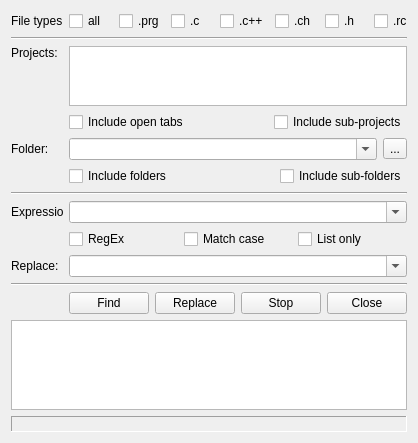
Above: harbour/contrib/hbide/findinfilesex.ui from harbour/core before the change. Below: the same form after it.
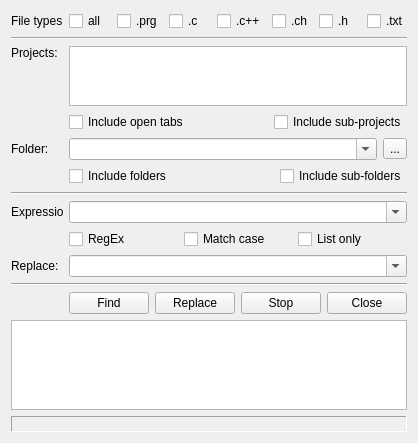
That is the form after the change.

Commit message:
2011-01-03 13:01 UTC-0800 Pritpal Bedi (bedipritpal@hotmail.com)   * contrib/hbide/findinfilesex.ui     ! .rc => .txt   * contrib/hbide/idefindreplace.prg     + Included: all text files defined per <Setup><Fonts><Text file extensions>       for "Find in Files" to be searched along other pre defined file types.       This is also valid for files included in projects per -3rd= option.
      First commit in year 2011 - Wish all Harbourians a Rewarding New Year.

```diff
--- a/harbour/contrib/hbide/findinfilesex.ui
+++ b/harbour/contrib/hbide/findinfilesex.ui
@@ -99,12 +99,12 @@
       <widget class="QCheckBox" name="checkRc">
        <property name="maximumSize">
         <size>
-         <width>33</width>
+         <width>40</width>
          <height>16777215</height>
         </size>
        </property>
        <property name="text">
-        <string>.rc</string>
+        <string>.txt</string>
        </property>
       </widget>
      </item>
```
The commit also changes 2 other files.
